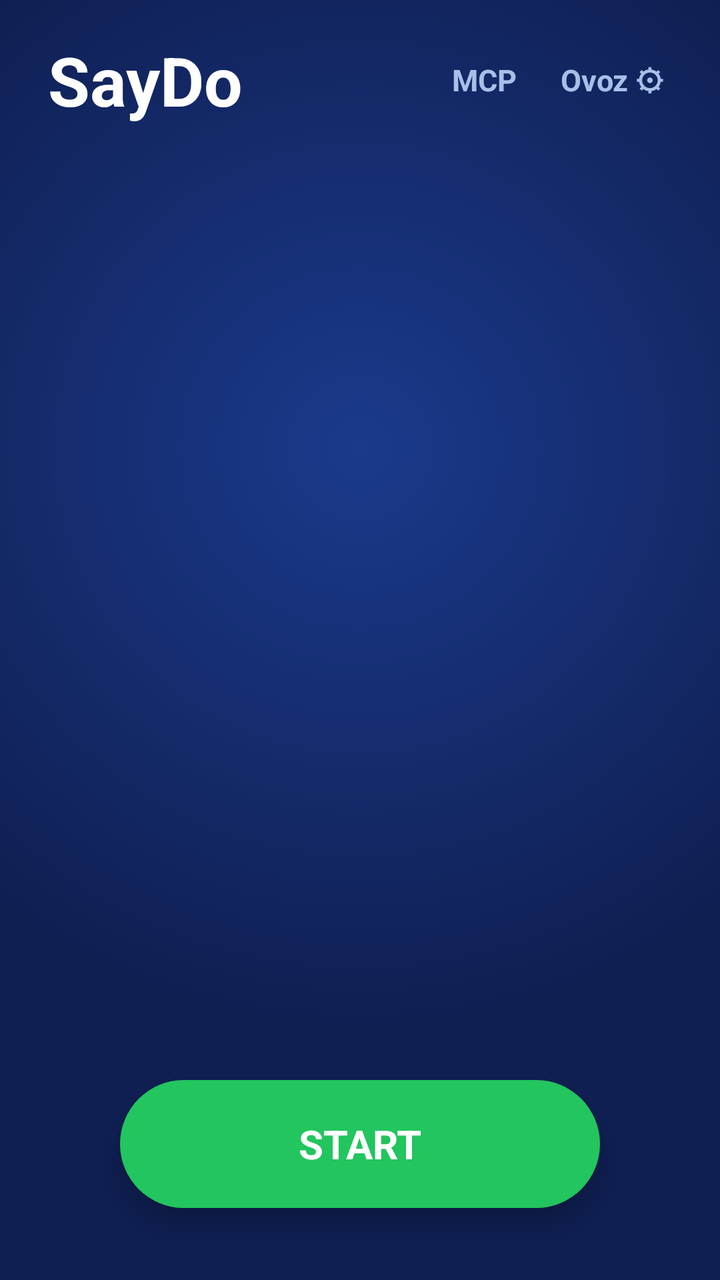
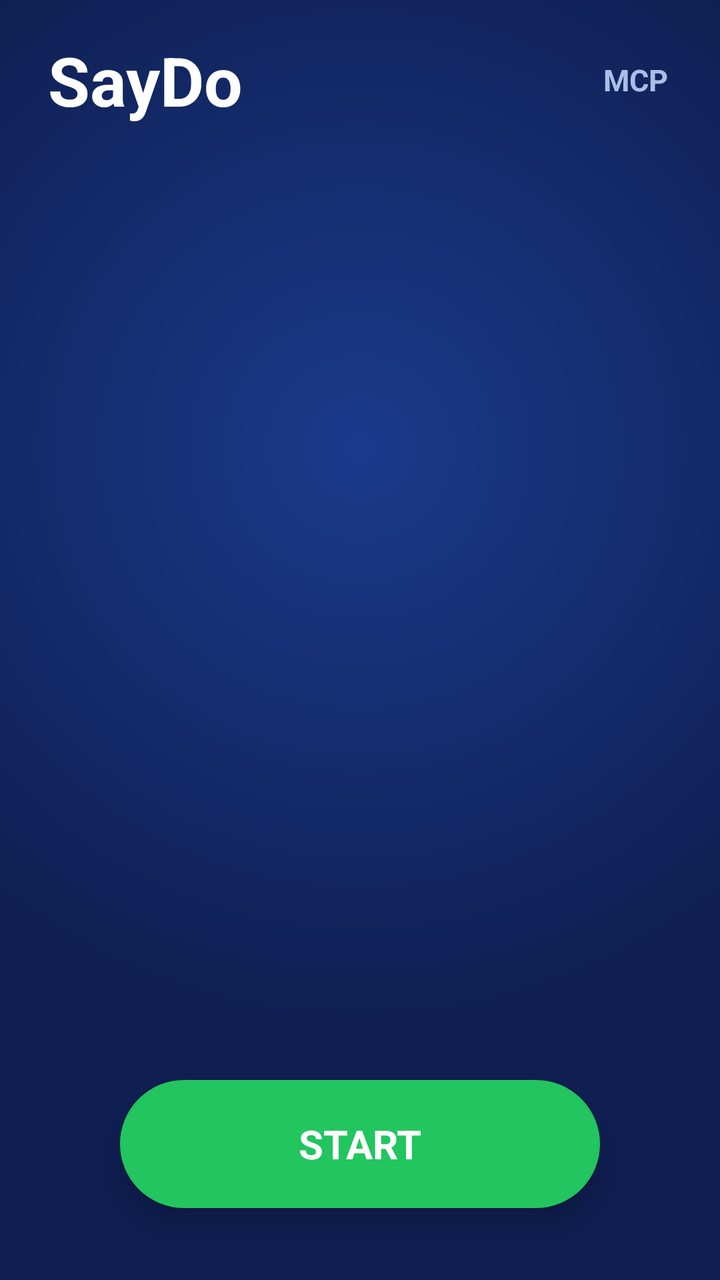

An Android layout rendered at two revisions. The XML below is the earlier revision; the diff shows what the commit changed to produce the second picture.
<!-- AndroidManifest.xml: application theme AppTheme -->
<!-- res/layout/activity_main.xml -->
<?xml version="1.0" encoding="utf-8"?>
<FrameLayout xmlns:android="http://schemas.android.com/apk/res/android"
    android:id="@+id/root"
    android:layout_width="match_parent"
    android:layout_height="match_parent"
    android:background="@drawable/bg_grid_full">

    <LinearLayout
        android:id="@+id/contentLayout"
        android:layout_width="match_parent"
        android:layout_height="match_parent"
        android:orientation="vertical"
        android:paddingTop="16dp"
        android:paddingBottom="108dp">

        <LinearLayout
            android:layout_width="match_parent"
            android:layout_height="wrap_content"
            android:gravity="center_vertical"
            android:orientation="horizontal"
            android:paddingEnd="16dp">

            <TextView
                android:id="@+id/titleSayDo"
                android:layout_width="0dp"
                android:layout_height="wrap_content"
                android:layout_weight="1"
                android:paddingHorizontal="24dp"
                android:text="SayDo"
                android:textColor="@color/text_primary"
                android:textSize="34sp"
                android:textStyle="bold" />

            <TextView
                android:id="@+id/btnMcp"
                android:layout_width="wrap_content"
                android:layout_height="48dp"
                android:background="?android:attr/selectableItemBackground"
                android:contentDescription="MCP sozlamalari"
                android:gravity="center"
                android:paddingHorizontal="10dp"
                android:text="MCP"
                android:textColor="@color/text_secondary"
                android:textSize="15sp"
                android:textStyle="bold" />

            <TextView
                android:id="@+id/btnVoiceGate"
                android:layout_width="wrap_content"
                android:layout_height="48dp"
                android:background="?android:attr/selectableItemBackground"
                android:contentDescription="Ovoz darvozasi sozlamalari"
                android:gravity="center"
                android:paddingHorizontal="12dp"
                android:text="Ovoz ⚙"
                android:textColor="@color/text_secondary"
                android:textSize="15sp"
                android:textStyle="bold" />
        </LinearLayout>

        <TextView
            android:id="@+id/hint"
            android:layout_width="match_parent"
            android:layout_height="wrap_content"
            android:paddingHorizontal="24dp"
            android:paddingTop="2dp"
            android:paddingBottom="14dp"
            android:textColor="@color/text_secondary"
            android:textSize="14sp" />

        <androidx.recyclerview.widget.RecyclerView
            android:id="@+id/list"
            android:layout_width="match_parent"
            android:layout_height="0dp"
            android:layout_weight="1"
            android:clipToPadding="false"
            android:paddingHorizontal="16dp"
            android:paddingBottom="12dp" />

        <LinearLayout
            android:id="@+id/empty"
            android:layout_width="match_parent"
            android:layout_height="0dp"
            android:layout_weight="1"
            android:gravity="center"
            android:orientation="vertical"
            android:paddingBottom="0dp"
            android:visibility="gone">

            <TextView
                android:layout_width="wrap_content"
                android:layout_height="wrap_content"
                android:text="@string/empty_title"
                android:textColor="@color/text_primary"
                android:textSize="18sp"
                android:textStyle="bold" />

            <TextView
                android:layout_width="wrap_content"
                android:layout_height="wrap_content"
                android:layout_marginTop="6dp"
                android:text="@string/empty_sub"
                android:textColor="@color/text_secondary"
                android:textSize="14sp" />
        </LinearLayout>
    </LinearLayout>

    <TextView
        android:id="@+id/btnStart"
        android:layout_width="240dp"
        android:layout_height="64dp"
        android:layout_gravity="bottom|center_horizontal"
        android:layout_marginBottom="36dp"
        android:background="@drawable/bg_btn_start"
        android:elevation="8dp"
        android:gravity="center"
        android:text="START"
        android:textColor="@android:color/white"
        android:textSize="20sp"
        android:textStyle="bold" />

</FrameLayout>
<!-- resources referenced by this layout -->
<resources>
  <color name="text_primary">#FFFFFF</color>
  <color name="text_secondary">#A8C0E8</color>
  <!-- drawable bg_btn_start (drawable) -->
  <?xml version="1.0" encoding="utf-8"?>
  <shape xmlns:android="http://schemas.android.com/apk/res/android" android:shape="rectangle">
      <solid android:color="@color/success" />
      <corners android:radius="32dp" />
  </shape>
  <!-- drawable bg_grid_full (drawable) -->
  <?xml version="1.0" encoding="utf-8"?>
  <layer-list xmlns:android="http://schemas.android.com/apk/res/android">
      <item>
          <shape android:shape="rectangle">
              <solid android:color="#152868" />
          </shape>
      </item>
      
      <item>
          <shape android:shape="rectangle">
              <gradient
                  android:type="radial"
                  android:gradientRadius="80%p"
                  android:centerX="0.5"
                  android:centerY="0.35"
                  android:startColor="#1B3A8C"
                  android:endColor="#0F1F52" />
          </shape>
      </item>
  </layer-list>
  <string name="empty_sub">Use the floating START button to record</string>
  <string name="empty_title">No shortcuts yet</string>
  <style name="AppTheme" parent="Theme.MaterialComponents.NoActionBar">
          <item name="android:statusBarColor">@color/bg_deep</item>
          <item name="android:navigationBarColor">@color/bg_deep</item>
          <item name="android:windowBackground">@color/bg</item>
          <item name="android:windowLightStatusBar">false</item>
          <item name="colorPrimary">@color/accent</item>
          <item name="colorOnPrimary">@android:color/white</item>
          <item name="colorSecondary">@color/success</item>
          <item name="android:fontFamily">sans-serif</item>
          <item name="android:textColorPrimary">@color/text_primary</item>
          <item name="android:textColorSecondary">@color/text_secondary</item>
      </style>
  <color name="success">#22C55E</color>
  <color name="bg_deep">#0F1F52</color>
  <color name="bg">#152868</color>
  <color name="accent">#2D8CFF</color>
</resources>

<!-- the commit's change to res/layout/activity_main.xml (unified diff, before → after) -->
@@ -40,19 +40,6 @@
                 android:gravity="center"
                 android:paddingHorizontal="10dp"
                 android:text="MCP"
-                android:textColor="@color/text_secondary"
-                android:textSize="15sp"
-                android:textStyle="bold" />
-
-            <TextView
-                android:id="@+id/btnVoiceGate"
-                android:layout_width="wrap_content"
-                android:layout_height="48dp"
-                android:background="?android:attr/selectableItemBackground"
-                android:contentDescription="Ovoz darvozasi sozlamalari"
-                android:gravity="center"
-                android:paddingHorizontal="12dp"
-                android:text="Ovoz ⚙"
                 android:textColor="@color/text_secondary"
                 android:textSize="15sp"
                 android:textStyle="bold" />
